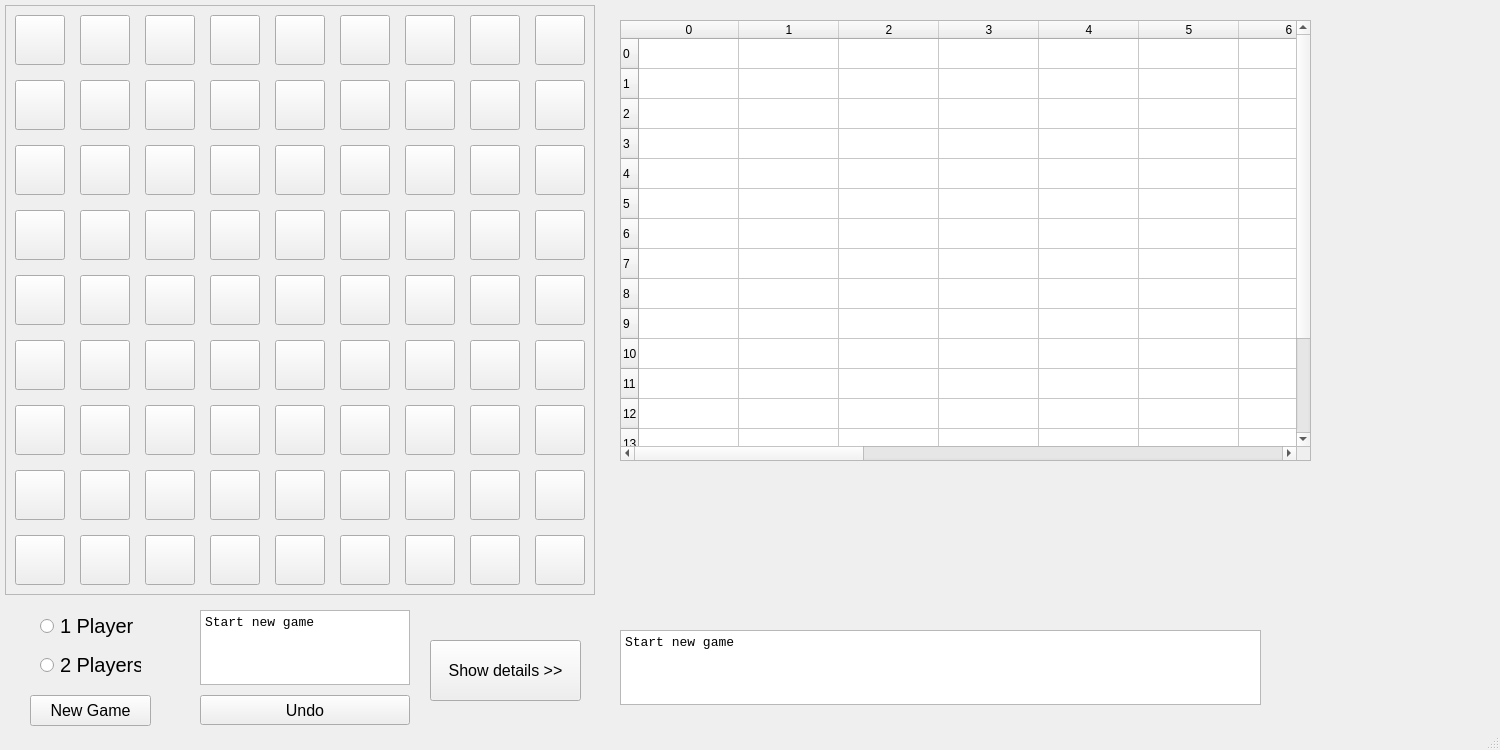
Old version of the form quoridor.ui in the repository crimvael/quoridor.
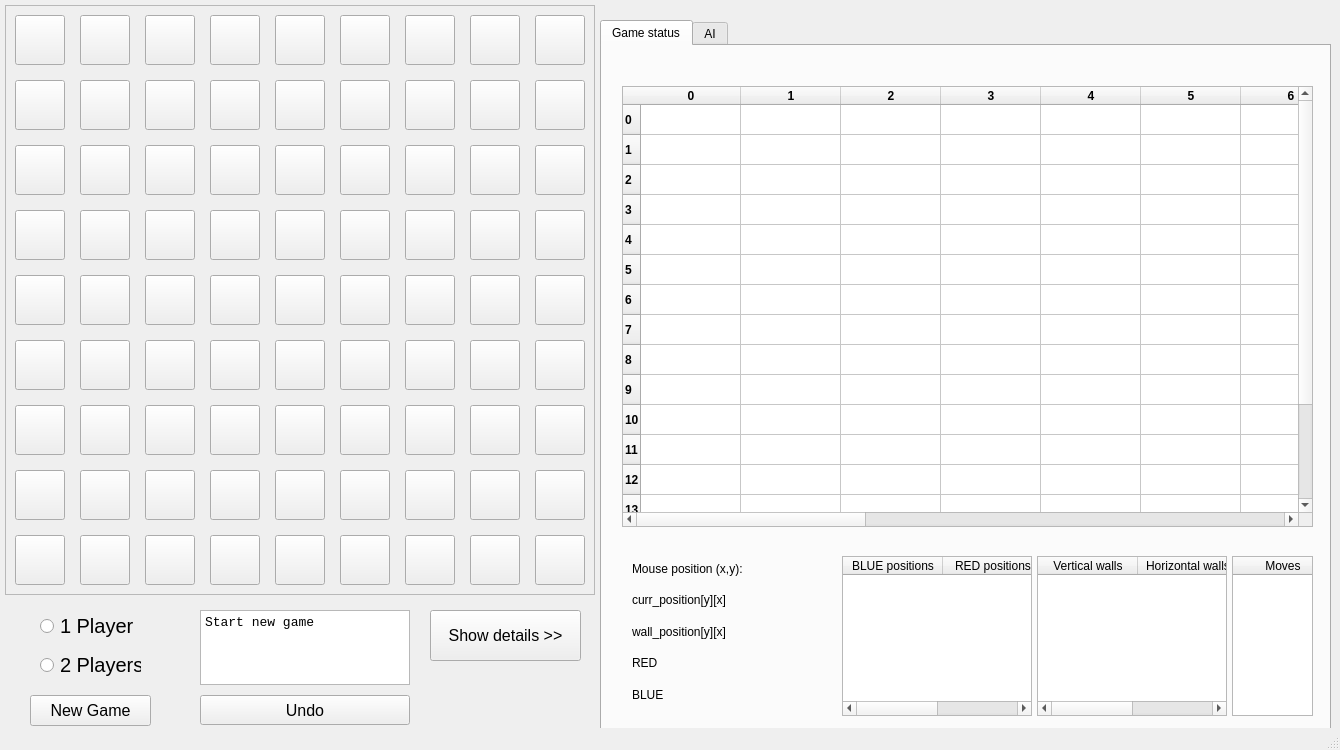
New version of the form.

What changed in the file:
```diff
--- a/quoridor.ui
+++ b/quoridor.ui
@@ -6,7 +6,7 @@
    <rect>
     <x>0</x>
     <y>0</y>
-    <width>1500</width>
+    <width>1340</width>
     <height>750</height>
    </rect>
   </property>
@@ -18,13 +18,13 @@
   </property>
   <property name="minimumSize">
    <size>
-    <width>1500</width>
+    <width>1340</width>
     <height>750</height>
    </size>
   </property>
   <property name="maximumSize">
    <size>
-    <width>1500</width>
+    <width>1340</width>
     <height>750</height>
    </size>
   </property>
@@ -1630,11 +1630,48 @@
 &lt;p style=&quot; margin-top:0px; margin-bottom:0px; margin-left:0px; margin-right:0px; -qt-block-indent:0; text-indent:0px;&quot;&gt;Start new game&lt;/p&gt;&lt;/body&gt;&lt;/html&gt;</string>
     </property>
    </widget>
-   <widget class="QTableWidget" name="tableWidget">
+   <widget class="QPushButton" name="details_Button">
     <property name="geometry">
      <rect>
-      <x>620</x>
+      <x>430</x>
+      <y>610</y>
+      <width>151</width>
+      <height>51</height>
+     </rect>
+    </property>
+    <property name="font">
+     <font>
+      <pointsize>12</pointsize>
+     </font>
+    </property>
+    <property name="mouseTracking">
+     <bool>true</bool>
+    </property>
+    <property name="text">
+     <string>Show details &gt;&gt;</string>
+    </property>
+   </widget>
+   <widget class="QTabWidget" name="tabWidget">
+    <property name="geometry">
+     <rect>
+      <x>600</x>
       <y>20</y>
+      <width>731</width>
+      <height>730</height>
+     </rect>
+    </property>
+    <property name="currentIndex">
+     <number>0</number>
+    </property>
+    <widget class="QWidget" name="tab">
+     <attribute name="title">
+      <string>Game status</string>
+     </attribute>
+     <widget class="QTableWidget" name="tableWidget">
+      <property name="geometry">
+       <rect>
+        <x>20</x>
+        <y>40</y>
       <width>691</width>
       <height>441</height>
      </rect>
@@ -1646,216 +1683,514 @@
      <property name="text">
       <string>0</string>
      </property>
+       <property name="font">
+        <font>
+         <bold>true</bold>
+        </font>
+       </property>
     </row>
     <row>
      <property name="text">
       <string>1</string>
      </property>
+       <property name="font">
+        <font>
+         <bold>true</bold>
+        </font>
+       </property>
     </row>
     <row>
      <property name="text">
       <string>2</string>
      </property>
+       <property name="font">
+        <font>
+         <bold>true</bold>
+        </font>
+       </property>
     </row>
     <row>
      <property name="text">
       <string>3</string>
      </property>
+       <property name="font">
+        <font>
+         <bold>true</bold>
+        </font>
+       </property>
     </row>
     <row>
      <property name="text">
       <string>4</string>
      </property>
+       <property name="font">
+        <font>
+         <bold>true</bold>
+        </font>
+       </property>
     </row>
     <row>
      <property name="text">
       <string>5</string>
      </property>
+       <property name="font">
+        <font>
+         <bold>true</bold>
+        </font>
+       </property>
     </row>
     <row>
      <property name="text">
       <string>6</string>
      </property>
+       <property name="font">
+        <font>
+         <bold>true</bold>
+        </font>
+       </property>
     </row>
     <row>
      <property name="text">
       <string>7</string>
      </property>
+       <property name="font">
+        <font>
+         <bold>true</bold>
+        </font>
+       </property>
     </row>
     <row>
      <property name="text">
       <string>8</string>
      </property>
+       <property name="font">
+        <font>
+         <bold>true</bold>
+        </font>
+       </property>
     </row>
     <row>
      <property name="text">
       <string>9</string>
      </property>
+       <property name="font">
+        <font>
+         <bold>true</bold>
+        </font>
+       </property>
     </row>
     <row>
      <property name="text">
       <string>10</string>
      </property>
+       <property name="font">
+        <font>
+         <bold>true</bold>
+        </font>
+       </property>
     </row>
     <row>
      <property name="text">
       <string>11</string>
      </property>
+       <property name="font">
+        <font>
+         <bold>true</bold>
+        </font>
+       </property>
     </row>
     <row>
      <property name="text">
       <string>12</string>
      </property>
+       <property name="font">
+        <font>
+         <bold>true</bold>
+        </font>
+       </property>
     </row>
     <row>
      <property name="text">
       <string>13</string>
      </property>
+       <property name="font">
+        <font>
+         <bold>true</bold>
+        </font>
+       </property>
     </row>
     <row>
      <property name="text">
       <string>14</string>
      </property>
+       <property name="font">
+        <font>
+         <bold>true</bold>
+        </font>
+       </property>
     </row>
     <row>
      <property name="text">
       <string>15</string>
      </property>
+       <property name="font">
+        <font>
+         <bold>true</bold>
+        </font>
+       </property>
     </row>
     <row>
      <property name="text">
       <string>16</string>
      </property>
+       <property name="font">
+        <font>
+         <bold>true</bold>
+        </font>
+       </property>
     </row>
     <column>
      <property name="text">
       <string>0</string>
      </property>
+       <property name="font">
+        <font>
+         <bold>true</bold>
+        </font>
+       </property>
     </column>
     <column>
      <property name="text">
       <string>1</string>
      </property>
+       <property name="font">
+        <font>
+         <bold>true</bold>
+        </font>
+       </property>
     </column>
     <column>
      <property name="text">
       <string>2</string>
      </property>
+       <property name="font">
+        <font>
+         <bold>true</bold>
+        </font>
+       </property>
     </column>
     <column>
      <property name="text">
       <string>3</string>
      </property>
+       <property name="font">
+        <font>
+         <bold>true</bold>
+        </font>
+       </property>
     </column>
     <column>
      <property name="text">
       <string>4</string>
      </property>
+       <property name="font">
+        <font>
+         <bold>true</bold>
+        </font>
+       </property>
     </column>
     <column>
      <property name="text">
       <string>5</string>
      </property>
+       <property name="font">
+        <font>
+         <bold>true</bold>
+        </font>
+       </property>
     </column>
     <column>
      <property name="text">
       <string>6</string>
      </property>
+       <property name="font">
+        <font>
+         <bold>true</bold>
+        </font>
+       </property>
     </column>
     <column>
      <property name="text">
       <string>7</string>
      </property>
+       <property name="font">
+        <font>
+         <bold>true</bold>
+        </font>
+       </property>
     </column>
     <column>
      <property name="text">
       <string>8</string>
      </property>
+       <property name="font">
+        <font>
+         <bold>true</bold>
+        </font>
+       </property>
     </column>
     <column>
      <property name="text">
       <string>9</string>
      </property>
+       <property name="font">
+        <font>
+         <bold>true</bold>
+        </font>
+       </property>
     </column>
     <column>
      <property name="text">
       <string>10</string>
      </property>
+       <property name="font">
+        <font>
+         <bold>true</bold>
+        </font>
+       </property>
     </column>
     <column>
      <property name="text">
       <string>11</string>
      </property>
+       <property name="font">
+        <font>
+         <bold>true</bold>
+        </font>
+       </property>
     </column>
     <column>
      <property name="text">
       <string>12</string>
      </property>
+       <property name="font">
+        <font>
+         <bold>true</bold>
+        </font>
+       </property>
     </column>
     <column>
      <property name="text">
       <string>13</string>
      </property>
+       <property name="font">
+        <font>
+         <bold>true</bold>
+        </font>
+       </property>
     </column>
     <column>
      <property name="text">
       <string>14</string>
      </property>
+       <property name="font">
+        <font>
+         <bold>true</bold>
+        </font>
+       </property>
     </column>
     <column>
      <property name="text">
       <string>15</string>
      </property>
+       <property name="font">
+        <font>
+         <bold>true</bold>
+        </font>
+       </property>
     </column>
     <column>
      <property name="text">
       <string>16</string>
      </property>
-    </column>
-   </widget>
-   <widget class="QTextBrowser" name="textBrowser_2">
+       <property name="font">
+        <font>
+         <bold>true</bold>
+        </font>
+       </property>
+      </column>
+      <item row="0" column="0">
+       <property name="textAlignment">
+        <set>AlignCenter</set>
+       </property>
+      </item>
+     </widget>
+     <widget class="QWidget" name="horizontalLayoutWidget">
     <property name="geometry">
      <rect>
-      <x>620</x>
-      <y>630</y>
-      <width>641</width>
-      <height>75</height>
-     </rect>
-    </property>
-    <property name="font">
-     <font>
-      <family>Courier New</family>
-      <pointsize>10</pointsize>
-     </font>
-    </property>
-    <property name="html">
-     <string>&lt;!DOCTYPE HTML PUBLIC &quot;-//W3C//DTD HTML 4.0//EN&quot; &quot;http://www.w3.org/TR/REC-html40/strict.dtd&quot;&gt;
-&lt;html&gt;&lt;head&gt;&lt;meta name=&quot;qrichtext&quot; content=&quot;1&quot; /&gt;&lt;meta charset=&quot;utf-8&quot; /&gt;&lt;style type=&quot;text/css&quot;&gt;
-p, li { white-space: pre-wrap; }
-&lt;/style&gt;&lt;/head&gt;&lt;body style=&quot; font-family:'Courier New'; font-size:10pt; font-weight:400; font-style:normal;&quot;&gt;
-&lt;p style=&quot; margin-top:0px; margin-bottom:0px; margin-left:0px; margin-right:0px; -qt-block-indent:0; text-indent:0px;&quot;&gt;Start new game&lt;/p&gt;&lt;/body&gt;&lt;/html&gt;</string>
-    </property>
-   </widget>
-   <widget class="QPushButton" name="details_Button">
+        <x>30</x>
+        <y>510</y>
+        <width>201</width>
+        <height>151</height>
+       </rect>
+      </property>
+      <layout class="QHBoxLayout" name="horizontalLayout">
+       <item>
+        <layout class="QVBoxLayout" name="verticalLayout_3">
+         <item>
+          <widget class="QLabel" name="label">
+           <property name="text">
+            <string>Mouse position (x,y):</string>
+           </property>
+          </widget>
+         </item>
+         <item>
+          <widget class="QLabel" name="label_3">
+           <property name="text">
+            <string>curr_position[y][x]</string>
+           </property>
+          </widget>
+         </item>
+         <item>
+          <widget class="QLabel" name="label_2">
+           <property name="text">
+            <string>wall_position[y][x]</string>
+           </property>
+          </widget>
+         </item>
+         <item>
+          <widget class="QLabel" name="label_4">
+           <property name="text">
+            <string>RED</string>
+           </property>
+          </widget>
+         </item>
+         <item>
+          <widget class="QLabel" name="label_5">
+           <property name="text">
+            <string>BLUE</string>
+           </property>
+          </widget>
+         </item>
+        </layout>
+       </item>
+       <item>
+        <layout class="QVBoxLayout" name="verticalLayout_4">
+         <item>
+          <widget class="QLabel" name="label_6">
+           <property name="text">
+            <string/>
+           </property>
+          </widget>
+         </item>
+         <item>
+          <widget class="QLabel" name="label_7">
+           <property name="text">
+            <string/>
+           </property>
+          </widget>
+         </item>
+         <item>
+          <widget class="QLabel" name="label_8">
+           <property name="text">
+            <string/>
+           </property>
+          </widget>
+         </item>
+         <item>
+          <widget class="QLabel" name="label_9">
+           <property name="text">
+            <string/>
+           </property>
+          </widget>
+         </item>
+         <item>
+          <widget class="QLabel" name="label_10">
+           <property name="text">
+            <string/>
+           </property>
+          </widget>
+         </item>
+        </layout>
+       </item>
+      </layout>
+     </widget>
+     <widget class="QTableWidget" name="tableWidget_2">
     <property name="geometry">
      <rect>
-      <x>430</x>
-      <y>640</y>
-      <width>151</width>
-      <height>61</height>
-     </rect>
-    </property>
-    <property name="font">
-     <font>
-      <pointsize>12</pointsize>
-     </font>
-    </property>
-    <property name="mouseTracking">
-     <bool>true</bool>
-    </property>
+        <x>240</x>
+        <y>510</y>
+        <width>190</width>
+        <height>160</height>
+       </rect>
+      </property>
+      <column>
+       <property name="text">
+        <string>BLUE positions</string>
+       </property>
+      </column>
+      <column>
+       <property name="text">
+        <string>RED positions</string>
+       </property>
+      </column>
+     </widget>
+     <widget class="QTableWidget" name="tableWidget_3">
+      <property name="geometry">
+       <rect>
+        <x>435</x>
+        <y>510</y>
+        <width>190</width>
+        <height>160</height>
+       </rect>
+      </property>
+      <column>
     <property name="text">
-     <string>Show details &gt;&gt;</string>
-    </property>
+        <string>Vertical walls</string>
+       </property>
+      </column>
+      <column>
+       <property name="text">
+        <string>Horizontal walls</string>
+       </property>
+      </column>
+     </widget>
+     <widget class="QTableWidget" name="tableWidget_4">
+      <property name="geometry">
+       <rect>
+        <x>630</x>
+        <y>510</y>
+        <width>81</width>
+        <height>160</height>
+       </rect>
+      </property>
+      <column>
+       <property name="text">
+        <string>Moves</string>
+       </property>
+      </column>
+     </widget>
+    </widget>
+    <widget class="QWidget" name="tab_2">
+     <attribute name="title">
+      <string>AI</string>
+     </attribute>
+     <widget class="QTreeWidget" name="treeWidget">
+      <property name="geometry">
+       <rect>
+        <x>20</x>
+        <y>30</y>
+        <width>681</width>
+        <height>591</height>
+       </rect>
+      </property>
+      <column>
+       <property name="text">
+        <string notr="true">1</string>
+       </property>
+      </column>
+     </widget>
+    </widget>
    </widget>
   </widget>
   <widget class="QMenuBar" name="menubar">
```
Left out of the diff: 2 changed lines with no effect on the pictures. Lines whose indentation alone changed are shown as unchanged.
